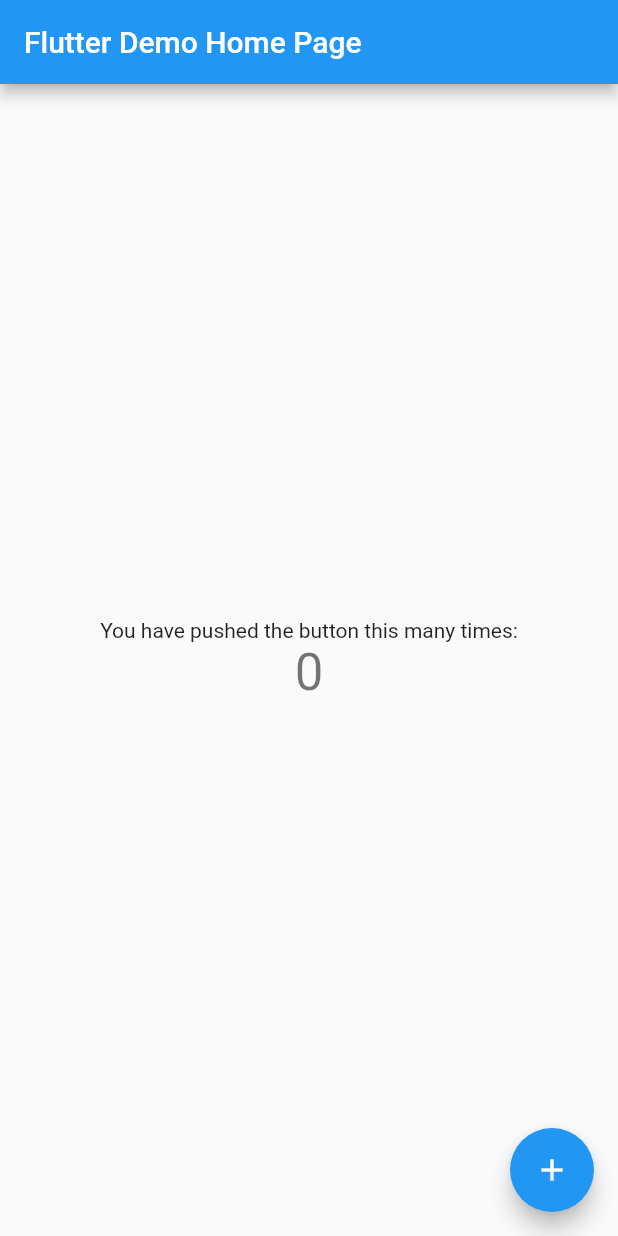
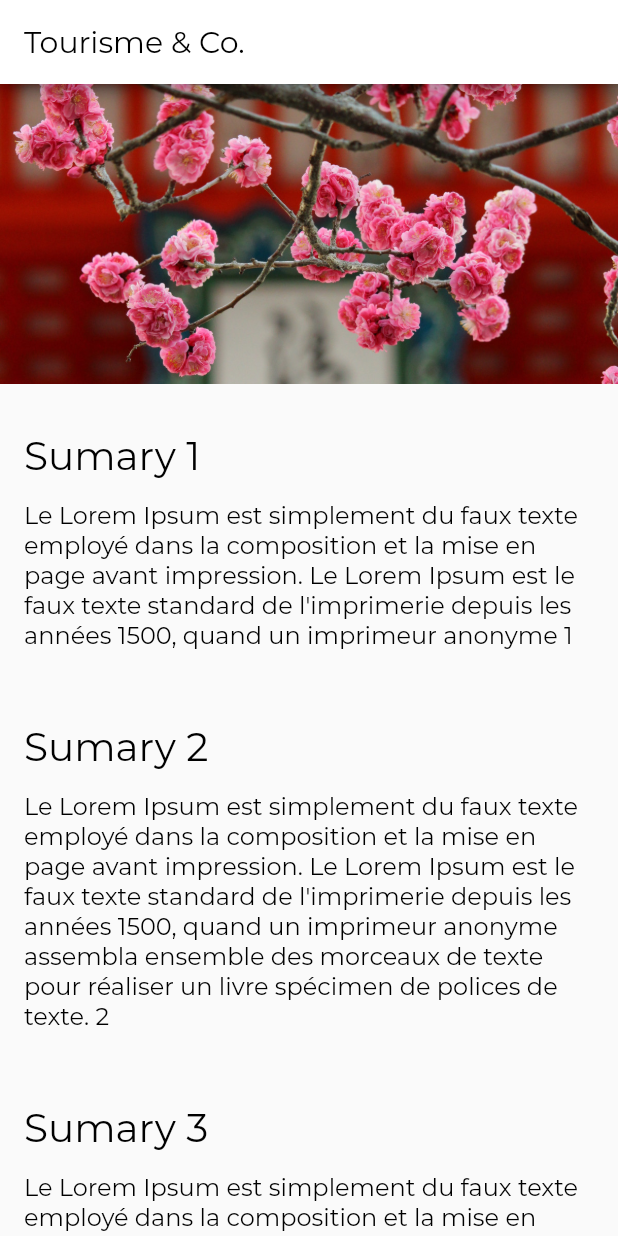
Before and after one commit to GramosI7/location_flutter, a Flutter app: the screen it shows after launch, on a phone screen of 412 x 824 dp. Run offline on Flutter 3.47's test engine with Material 2 defaults, Android fonts, the phone set to English and light mode, and no system bars.

Commit message:
style refactor class

```diff
--- a/lib/main.dart
+++ b/lib/main.dart
@@ -1,111 +1,25 @@
 import 'package:flutter/material.dart';
+import "package:location_flutter/screens/location_detail/location_detail.dart";
+import "style.dart";
 
 void main() => runApp(MyApp());
 
 class MyApp extends StatelessWidget {
-  // This widget is the root of your application.
   @override
   Widget build(BuildContext context) {
     return MaterialApp(
-      title: 'Flutter Demo',
+      home: LocationDetail(),
       theme: ThemeData(
-        // This is the theme of your application.
-        //
-        // Try running your application with "flutter run". You'll see the
-        // application has a blue toolbar. Then, without quitting the app, try
-        // changing the primarySwatch below to Colors.green and then invoke
-        // "hot reload" (press "r" in the console where you ran "flutter run",
-        // or simply save your changes to "hot reload" in a Flutter IDE).
-        // Notice that the counter didn't reset back to zero; the application
-        // is not restarted.
-        primarySwatch: Colors.blue,
+        appBarTheme: AppBarTheme(
+          textTheme: TextTheme(
+            title: AppBarTextStyle,
+          ),
+        ),
+        textTheme: TextTheme(
+          title: TitleTextStyle,
+          body1: Body1TextStyle,
+        ),
       ),
-      home: MyHomePage(title: 'Flutter Demo Home Page'),
     );
   }
 }
-
-class MyHomePage extends StatefulWidget {
-  MyHomePage({Key key, this.title}) : super(key: key);
-
-  // This widget is the home page of your application. It is stateful, meaning
-  // that it has a State object (defined below) that contains fields that affect
-  // how it looks.
-
-  // This class is the configuration for the state. It holds the values (in this
-  // case the title) provided by the parent (in this case the App widget) and
-  // used by the build method of the State. Fields in a Widget subclass are
-  // always marked "final".
-
-  final String title;
-
-  @override
-  _MyHomePageState createState() => _MyHomePageState();
-}
-
-class _MyHomePageState extends State<MyHomePage> {
-  int _counter = 0;
-
-  void _incrementCounter() {
-    setState(() {
-      // This call to setState tells the Flutter framework that something has
-      // changed in this State, which causes it to rerun the build method below
-      // so that the display can reflect the updated values. If we changed
-      // _counter without calling setState(), then the build method would not be
-      // called again, and so nothing would appear to happen.
-      _counter++;
-    });
-  }
-
-  @override
-  Widget build(BuildContext context) {
-    // This method is rerun every time setState is called, for instance as done
-    // by the _incrementCounter method above.
-    //
-    // The Flutter framework has been optimized to make rerunning build methods
-    // fast, so that you can just rebuild anything that needs updating rather
-    // than having to individually change instances of widgets.
-    return Scaffold(
-      appBar: AppBar(
-        // Here we take the value from the MyHomePage object that was created by
-        // the App.build method, and use it to set our appbar title.
-        title: Text(widget.title),
-      ),
-      body: Center(
-        // Center is a layout widget. It takes a single child and positions it
-        // in the middle of the parent.
-        child: Column(
-          // Column is also a layout widget. It takes a list of children and
-          // arranges them vertically. By default, it sizes itself to fit its
-          // children horizontally, and tries to be as tall as its parent.
-          //
-          // Invoke "debug painting" (press "p" in the console, choose the
-          // "Toggle Debug Paint" action from the Flutter Inspector in Android
-          // Studio, or the "Toggle Debug Paint" command in Visual Studio Code)
-          // to see the wireframe for each widget.
-          //
-          // Column has various properties to control how it sizes itself and
-          // how it positions its children. Here we use mainAxisAlignment to
-          // center the children vertically; the main axis here is the vertical
-          // axis because Columns are vertical (the cross axis would be
-          // horizontal).
-          mainAxisAlignment: MainAxisAlignment.center,
-          children: <Widget>[
-            Text(
-              'You have pushed the button this many times:',
-            ),
-            Text(
-              '$_counter',
-              style: Theme.of(context).textTheme.display1,
-            ),
-          ],
-        ),
-      ),
-      floatingActionButton: FloatingActionButton(
-        onPressed: _incrementCounter,
-        tooltip: 'Increment',
-        child: Icon(Icons.add),
-      ), // This trailing comma makes auto-formatting nicer for build methods.
-    );
-  }
-}
--- /dev/null
+++ b/lib/screens/location_detail/image_banner.dart
@@ -0,0 +1,21 @@
+import 'package:flutter/material.dart';
+
+class ImageBanner extends StatelessWidget {
+  final String _assetPath;
+
+  ImageBanner(this._assetPath);
+
+  @override
+  Widget build(BuildContext context) {
+    return Container(
+      constraints: BoxConstraints.expand(
+        height: 200.0,
+      ),
+      decoration: BoxDecoration(color: Colors.grey),
+      child: Image.asset(
+        _assetPath,
+        fit: BoxFit.cover,
+      ),
+    );
+  }
+}
--- /dev/null
+++ b/lib/screens/location_detail/location_detail.dart
@@ -0,0 +1,31 @@
+import 'package:flutter/material.dart';
+import "image_banner.dart";
+import 'package:location_flutter/screens/location_detail/text_section.dart';
+
+class LocationDetail extends StatelessWidget {
+  @override
+  Widget build(BuildContext context) {
+    return Scaffold(
+      appBar: AppBar(
+        title: Text(
+          "Tourisme & Co.",
+          style: TextStyle(color: Colors.black),
+        ),
+        backgroundColor: Colors.white,
+      ),
+      body: Column(
+        mainAxisAlignment: MainAxisAlignment.start,
+        crossAxisAlignment: CrossAxisAlignment.stretch,
+        children: [
+          ImageBanner("assets/images/kiyomizu-dera.jpg"),
+          TextSection("Sumary 1",
+              "Le Lorem Ipsum est simplement du faux texte employé dans la composition et la mise en page avant impression. Le Lorem Ipsum est le faux texte standard de l'imprimerie depuis les années 1500, quand un imprimeur anonyme 1"),
+          TextSection("Sumary 2",
+              "Le Lorem Ipsum est simplement du faux texte employé dans la composition et la mise en page avant impression. Le Lorem Ipsum est le faux texte standard de l'imprimerie depuis les années 1500, quand un imprimeur anonyme assembla ensemble des morceaux de texte pour réaliser un livre spécimen de polices de texte. 2"),
+          TextSection("Sumary 3",
+              "Le Lorem Ipsum est simplement du faux texte employé dans la composition et la mise en page avant impression. Le Lorem Ipsum est le faux texte standa 3"),
+        ],
+      ),
+    );
+  }
+}
--- /dev/null
+++ b/lib/screens/location_detail/text_section.dart
@@ -0,0 +1,34 @@
+import 'package:flutter/material.dart';
+
+class TextSection extends StatelessWidget {
+  final String _title;
+  final String _body;
+
+  static const double _hPad = 16.0;
+
+  TextSection(this._title, this._body);
+
+  @override
+  Widget build(BuildContext context) {
+    return Column(
+      mainAxisAlignment: MainAxisAlignment.start,
+      crossAxisAlignment: CrossAxisAlignment.stretch,
+      children: [
+        Container(
+          padding: const EdgeInsets.fromLTRB(_hPad, 32.0, _hPad, 4.0),
+          child: Text(
+            _title,
+            style: Theme.of(context).textTheme.title,
+          ),
+        ),
+        Container(
+          padding: const EdgeInsets.fromLTRB(_hPad, 10.0, _hPad, _hPad),
+          child: Text(
+            _body,
+            style: Theme.of(context).textTheme.body1,
+          ),
+        ),
+      ],
+    );
+  }
+}
--- /dev/null
+++ b/lib/style.dart
@@ -0,0 +1,28 @@
+import 'package:flutter/material.dart';
+
+const LargeTextSize = 26.0;
+const MediumTextSize = 20.0;
+const BodyTextSize = 16.0;
+
+const String FontNameDefault = "Montserrat";
+
+const AppBarTextStyle = TextStyle(
+  fontFamily: FontNameDefault,
+  fontWeight: FontWeight.w300,
+  fontSize: MediumTextSize,
+  color: Colors.white,
+);
+
+const TitleTextStyle = TextStyle(
+  fontFamily: FontNameDefault,
+  fontWeight: FontWeight.w300,
+  fontSize: LargeTextSize,
+  color: Colors.black,
+);
+
+const Body1TextStyle = TextStyle(
+  fontFamily: FontNameDefault,
+  fontWeight: FontWeight.w300,
+  fontSize: BodyTextSize,
+  color: Colors.black,
+);
```
Also changed, not shown: pubspec.yaml (+10 -14 lines), assets/fonts/Montserrat-Bold.ttf (added), assets/fonts/Montserrat-Regular.ttf (added), assets/images/kiyomizu-dera.jpg (added).
